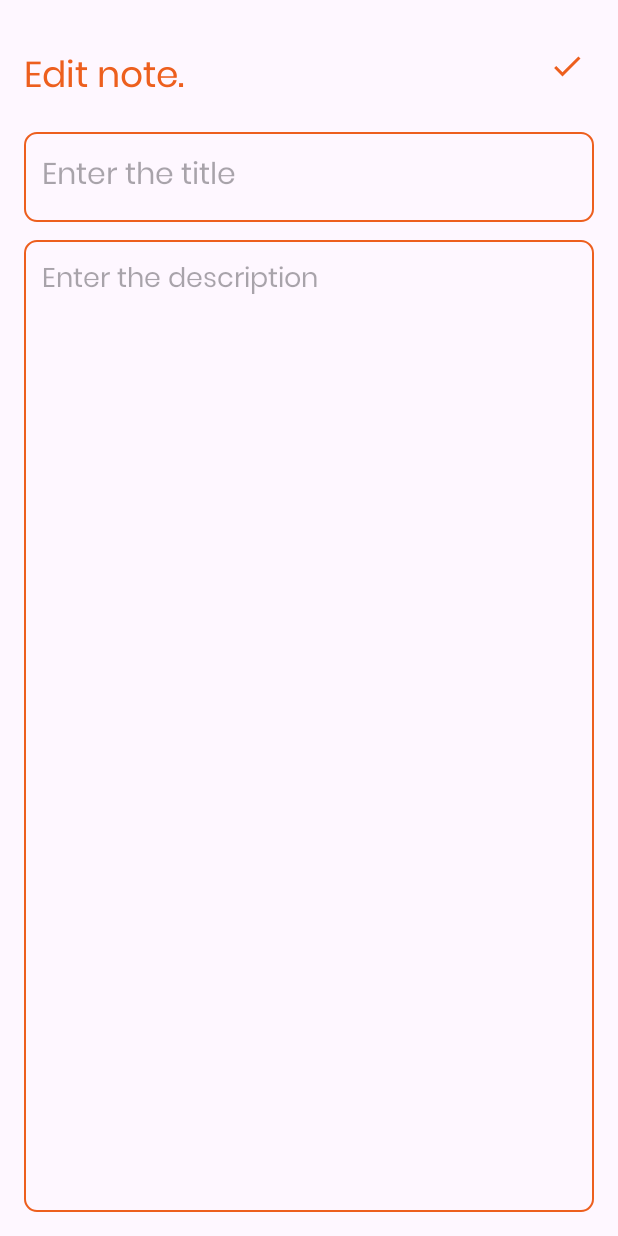
After one commit to Harshamal-Masinghe/MiniNote, an Android app: the layout activity_update.xml on its own in the app's theme, with its tools: preview values and no code run, on a phone screen of 412 x 824 dp. The commit adds this screen. Run offline under Robolectric (Android 15) with nearby library versions, the phone set to English and light mode, and no system bars.

Commit message:
Add update activity

```diff
--- /dev/null
+++ b/app/src/main/java/com/mininote/UpdateActivity.kt
@@ -0,0 +1,20 @@
+package com.mininote
+
+import android.os.Bundle
+import androidx.activity.enableEdgeToEdge
+import androidx.appcompat.app.AppCompatActivity
+import androidx.core.view.ViewCompat
+import androidx.core.view.WindowInsetsCompat
+
+class UpdateActivity : AppCompatActivity() {
+    override fun onCreate(savedInstanceState: Bundle?) {
+        super.onCreate(savedInstanceState)
+        enableEdgeToEdge()
+        setContentView(R.layout.activity_update)
+        ViewCompat.setOnApplyWindowInsetsListener(findViewById(R.id.main)) { v, insets ->
+            val systemBars = insets.getInsets(WindowInsetsCompat.Type.systemBars())
+            v.setPadding(systemBars.left, systemBars.top, systemBars.right, systemBars.bottom)
+            insets
+        }
+    }
+}
--- /dev/null
+++ b/app/src/main/res/layout/activity_update.xml
@@ -0,0 +1,59 @@
+<?xml version="1.0" encoding="utf-8"?>
+<RelativeLayout
+    xmlns:android="http://schemas.android.com/apk/res/android"
+    xmlns:tools="http://schemas.android.com/tools"
+    android:id="@+id/main"
+    android:layout_width="match_parent"
+    android:layout_height="match_parent"
+    android:orientation="vertical"
+    android:padding="16dp"
+    tools:context=".UpdateActivity">
+
+    <TextView
+        android:id="@+id/editNoteHeading"
+        android:layout_width="wrap_content"
+        android:layout_height="wrap_content"
+        android:layout_alignParentTop="true"
+        android:layout_marginTop="16dp"
+        android:fontFamily="@font/poppins"
+        android:text="@string/edit_note"
+        android:textColor="@color/orange"
+        android:textSize="24sp" />
+
+    <ImageView
+        android:id="@+id/updateSaveButton"
+        android:layout_width="wrap_content"
+        android:layout_height="wrap_content"
+        android:src="@drawable/baseline_check_24"
+        android:layout_alignParentEnd="true"
+        android:layout_alignTop="@id/editNoteHeading"
+        android:layout_marginEnd="6dp" />
+
+    <EditText
+        android:id="@+id/updateTitleEditText"
+        android:layout_width="match_parent"
+        android:layout_height="60dp"
+        android:hint="@string/enter_the_title"
+        android:padding="12dp"
+        android:textSize="20sp"
+        android:layout_below="@id/editNoteHeading"
+        android:background="@drawable/orange_border"
+        android:layout_marginTop="16dp"
+        android:maxLines="1"
+        android:fontFamily="@font/poppins" />
+
+    <EditText
+        android:id="@+id/updateContentEditText"
+        android:layout_width="match_parent"
+        android:layout_height="match_parent"
+        android:hint="@string/enter_the_description"
+        android:gravity="top"
+        android:padding="12dp"
+        android:textSize="18sp"
+        android:background="@drawable/orange_border"
+        android:layout_below="@id/updateTitleEditText"
+        android:layout_marginTop="12dp"
+        android:fontFamily="@font/poppins" />
+
+
+</RelativeLayout>
--- a/app/src/main/res/values/strings.xml
+++ b/app/src/main/res/values/strings.xml
@@ -7,4 +7,6 @@
     <string name="content">Content</string>
     <string name="notes">Notes</string>
     <string name="todo">TODO</string>
+    <string name="edit_desc">TODO</string>
+    <string name="edit_note">Edit note.</string>
 </resources>
```
